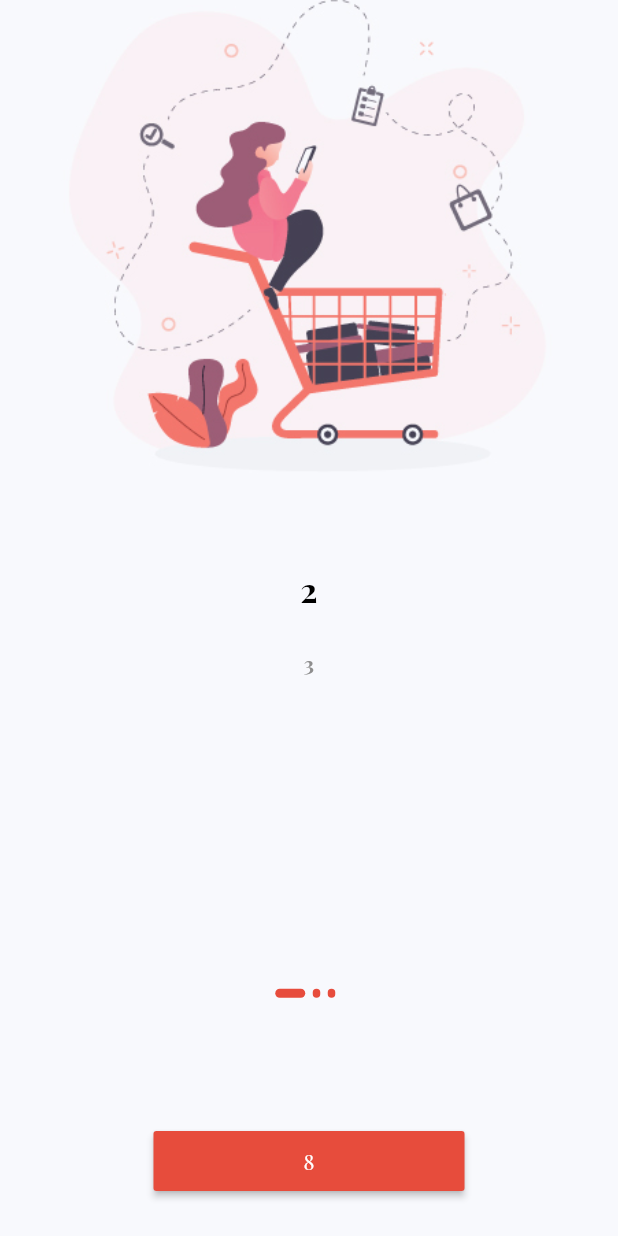
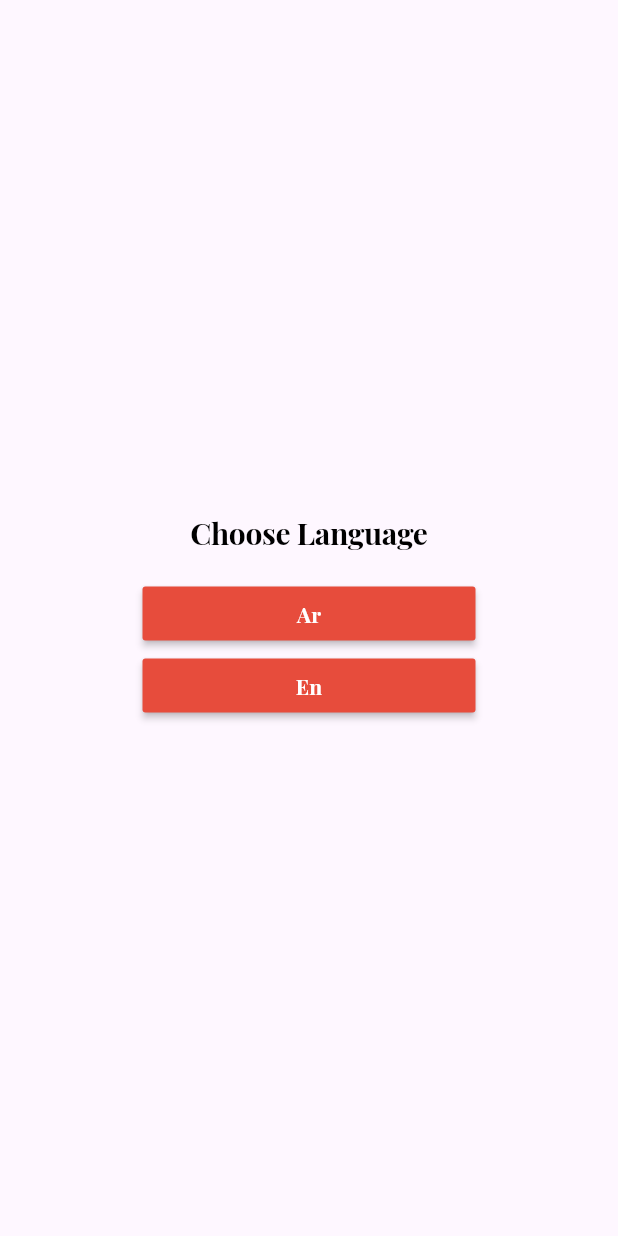
Before and after one commit to abdallh-alnems/ecommerc, a Flutter app: the screen it shows after launch, on a phone screen of 412 x 824 dp. Run offline on Flutter 3.47's test engine with Material 3 defaults, Android fonts, the phone set to English and light mode, and no system bars; our stand-ins replace get, get_storage; project files that could hold a hidden picture were left out.

Commit message:
language

```diff
--- a/lib/core/constant/routes/app_routes.dart
+++ b/lib/core/constant/routes/app_routes.dart
@@ -1,3 +1,5 @@
 class AppRoute {
   static const String login = "/login" ;
+    static const String onBoarding = "/onboarding";
+
 }
--- a/lib/core/constant/routes/routes.dart
+++ b/lib/core/constant/routes/routes.dart
@@ -1,7 +1,9 @@
 import 'package:flutter/material.dart';
 import '../../../view/screen/auth/login.dart';
+import '../../../view/screen/onboarding.dart';
 import 'app_routes.dart';
 
 Map<String, Widget Function(BuildContext)> routes = {
-  AppRoute.login : (context) => const Login()
+  AppRoute.login : (context) => const Login(),
+  AppRoute.onBoarding : (context) => const OnBoarding(),
 };
--- /dev/null
+++ b/lib/core/localization/changelocal.dart
@@ -0,0 +1,59 @@
+import 'package:flutter/material.dart';
+import 'package:get/get.dart';
+import '../services/services.dart';
+
+class LocaleController extends GetxController {
+  Locale? language;
+
+  MyServices myServices = Get.find();
+
+  // ThemeData appTheme = themeEnglish;
+
+  changeLang(String codeLang) {
+    Locale locale = Locale(codeLang);
+    myServices.getStorage.write("lang", codeLang);
+    // appTheme = codeLang == "ar" ? themeArabic : themeEnglish;
+    // Get.changeTheme(appTheme);
+    Get.updateLocale(locale);
+  }
+
+  // requestPerLocation() async {
+  //   bool serviceEnabled;
+  //   LocationPermission permission;
+  //   serviceEnabled = await Geolocator.isLocationServiceEnabled();
+  //   if (!serviceEnabled) {
+  //     return Get.snackbar("تنبيه", "الرجاء تشغيل خدمو تحديد الموقع");
+  //   }
+  //   permission = await Geolocator.checkPermission();
+  //   if (permission == LocationPermission.denied) {
+  //     permission = await Geolocator.requestPermission();
+  //     if (permission == LocationPermission.denied) {
+  //       return Get.snackbar("تنبيه", "الرجاء اعطاء صلاحية الموقع للتطبيق");
+  //     }
+  //   }
+
+  //   if (permission == LocationPermission.deniedForever) {
+  //     // Permissions are denied forever, handle appropriately.
+  //     return Get.snackbar("تنبيه", "لا يمكن استعمال التطبيق من دون اللوكيشين");
+  //   }
+  // }
+
+  @override
+  void onInit() {
+    // requestPermissionNotification() ;
+    // fcmconfig();
+    // requestPerLocation();
+    String? getStorageLang = myServices.getStorage.read('lang');
+    if (getStorageLang == "ar") {
+      language = const Locale("ar");
+      // appTheme = themeArabic;
+    } else if (getStorageLang == "en") {
+      language = const Locale("en");
+      // appTheme = themeEnglish;
+    } else {
+      language = Locale(Get.deviceLocale!.languageCode);
+      // appTheme = themeEnglish;
+    }
+    super.onInit();
+  }
+}
--- /dev/null
+++ b/lib/core/localization/translation.dart
@@ -0,0 +1,93 @@
+import 'package:get/get.dart';
+
+class MyTranslation extends Translations {
+  @override
+  Map<String, Map<String, String>> get keys => {
+        "ar": {
+          "1": "اختر اللغة",
+          "2": "اختر المنتجة",
+          "3": "نحن لدينا 100 الف منتج  , اختر \n  منتجك  من  متجرنا",
+          "4": "سهل وامن للشراء",
+          "5": "يمكنك الدفع كاش او \n من خلال بوابات الدفع الالكترونية",
+          "6": "تتبع طلبك",
+          "7": "يمكنك تتبع طلبك في كل مرحلة \n وايضا التتبع من خلال الخريطة",
+          "8": "متابعه",
+          "9": "تسجيل الدخول",
+          "10": "اهلا بك",
+          "11":
+              "يمكنك تسجيل الدخول من خلال البريد وكلمة المرور او من خلال وسائل التواصل الاجتماعي",
+          "12": "ادخل البريد الالكتروني",
+          "13": "ادخل كلمة المرور",
+          "14": "هل نسيت كلمة المرور",
+          "15": "تسجيل الدخول",
+          "16": "ليس لديك حساب ? ",
+          "17": "انشاء حساب",
+          "18": "البريد الالكتروني",
+          "19": "كلمة المرور",
+          "20": "اسم المستخدم",
+          "21": "رقم الهاتف",
+          "22": "ادخل رقم الهاتف",
+          "23": "ادخل اسم المستخدم",
+          "24":
+              "انشاء حساب من خلال البريد وكلمة المرور او من خلال وسائل التواصل الاجتماعي",
+          "25": " لديك حساب ? ",
+          "26": "تسجيل الدخول",
+          "27": "فحص البريد الالكتروني",
+          "28": "تم انشاء الحساب بنجاح",
+          "29": "الرجاء ادخال البريد لتلقي رمز التحقق",
+          "30": "فحص",
+          "31": "الذهاب لتسجيل الدخول",
+          "32": "نجاح",
+          "33": "حفظ",
+          "34": "الرجاء ادخال كلمة المرور الجديدة",
+          "35": "الكلمة الجديدة",
+          "36": "تم اعادة تعيين كلمة المرور بنجاح",
+          "37": "تهانينا",
+          "38": "تم التسجيل بنجاح"
+        },
+        "en": {
+          "1": "Choose Language",
+          "2": "Choose Product",
+          "3":
+              "We Have a 100k Product , Choose \n Your Product From  Our \n E-commerce Shop",
+          "4": "Easy And Safe Paymnet",
+          "5": "You can pay in cash \n or through payment gateways",
+          "6": "Track Your Order",
+          "7":
+              "The order can be tracked at every stage \n until it reaches you",
+          "8": "Continue",
+          "9": "Sign In",
+          "10": "Welcome Back",
+          "11":
+              "Sign In Your Email And Password Or  Continue With Social Media",
+          "12": "Enter Your Email",
+          "13": "Enter Your Password",
+          "14": "Forget Password",
+          "15": "Sign In",
+          "16": "Dont Have An Account ? ",
+          "17": "Sign Up",
+          "18": "Email",
+          "19": "Password",
+          "20": "Username",
+          "21": "Phone",
+          "22": "Enter Your Phone",
+          "23": "Enter Your Username",
+          "24":
+              "Sign Up With Your Email And Password OR Continue With Social Media",
+          "25": " have an account ? ",
+          "26": "SignIn",
+          "27": "Check Email",
+          "28": "Account successfully created",
+          "29": "please Enter Your Email Address To Recive A verification code",
+          "30": "check",
+          "31": "Go To Login",
+          "32": "Success",
+          "33": "save",
+          "34": "Please Enter new Password",
+          "35": "New Password",
+          "36": "Password has been reset successfully",
+          "37": "congratulations",
+          "38": "successfully registered"
+        }
+      };
+}
--- /dev/null
+++ b/lib/core/services/services.dart
@@ -0,0 +1,18 @@
+import 'package:get/get.dart';
+import 'package:get_storage/get_storage.dart';
+
+class MyServices extends GetxService {
+  late GetStorage getStorage;
+
+  Future<MyServices> init() async {
+    //  await Firebase.initializeApp();
+     await GetStorage.init();
+     getStorage = GetStorage();
+
+    return this;
+  }
+}
+
+initialServices() async {
+  await Get.putAsync(() => MyServices().init());
+}
--- a/lib/main.dart
+++ b/lib/main.dart
@@ -1,27 +1,35 @@
 import 'package:flutter/material.dart';
 import 'package:get/get.dart';
-
 import 'core/constant/color.dart';
 import 'core/constant/routes/routes.dart';
+import 'core/localization/changelocal.dart';
+import 'core/localization/translation.dart';
+import 'core/services/services.dart';
+import 'view/screen/language.dart';
 import 'view/screen/onboarding.dart';
 
-void main() {
+void main() async {
+  WidgetsFlutterBinding.ensureInitialized();
+  await initialServices();
   runApp(const MyApp());
 }
 
 class MyApp extends StatelessWidget {
   const MyApp({super.key});
 
-
   @override
   Widget build(BuildContext context) {
-    return  GetMaterialApp(
-        debugShowCheckedModeBanner: false,
+    LocaleController controller = Get.put(LocaleController());
+    return GetMaterialApp(
+      debugShowCheckedModeBanner: false,
       title: 'ecommerc',
-       theme: ThemeData(
+      theme: ThemeData(
         fontFamily: "PlayfairDisplay",
-        textTheme:  const TextTheme(
-            displayLarge: TextStyle(fontWeight: FontWeight.bold, fontSize: 20 , color: AppColor.black),
+        textTheme: const TextTheme(
+            displayLarge: TextStyle(
+                fontWeight: FontWeight.bold,
+                fontSize: 20,
+                color: AppColor.black),
             bodyLarge: TextStyle(
                 height: 2,
                 color: AppColor.grey,
@@ -29,7 +37,9 @@ class MyApp extends StatelessWidget {
                 fontSize: 17)),
         primarySwatch: Colors.blue,
       ),
-      home: OnBoarding(),
+      translations: MyTranslation(),
+      locale: controller.language,
+      home: Language(),
       routes: routes,
     );
   }
--- /dev/null
+++ b/lib/view/screen/language.dart
@@ -0,0 +1,36 @@
+
+import 'package:flutter/material.dart';
+import 'package:get/get.dart';
+import '../../core/constant/routes/app_routes.dart';
+import '../../core/localization/changelocal.dart';
+import '../widget/language/custombuttomlang.dart';
+
+class Language extends GetView<LocaleController> {
+  const Language({Key? key}) : super(key: key);
+
+  Widget build(BuildContext context) {
+    return Scaffold(
+      body: Container(
+          padding: const EdgeInsets.all(15),
+          child: Column(
+            mainAxisAlignment: MainAxisAlignment.center,
+            children: [
+              Text("1".tr, style: Theme.of(context).textTheme.displayLarge),
+              const SizedBox(height: 20),
+              CustomButtonLang(
+                  textbutton: "Ar",
+                  onPressed: () {
+                    controller.changeLang("ar");
+                    Get.toNamed(AppRoute.onBoarding) ;
+                  }),
+              CustomButtonLang(
+                  textbutton: "En",
+                  onPressed: () {
+                    controller.changeLang("en");
+                   Get.toNamed(AppRoute.onBoarding) ;
+                  }),
+            ],
+          )),
+    );
+  }
+}
--- /dev/null
+++ b/lib/view/widget/language/custombuttomlang.dart
@@ -0,0 +1,25 @@
+import 'package:flutter/material.dart';
+
+import '../../../core/constant/color.dart';
+
+class CustomButtonLang extends StatelessWidget {
+  final String textbutton;
+  final void Function()? onPressed;
+  const CustomButtonLang({Key? key, required this.textbutton, this.onPressed})
+      : super(key: key);
+
+  @override
+  Widget build(BuildContext context) {
+    return Container(
+      padding: const EdgeInsets.symmetric(horizontal: 80),
+      width: double.infinity,
+      child: MaterialButton(
+        color: AppColor.primaryColor,
+        textColor: Colors.white,
+        onPressed: onPressed,
+        child: Text(textbutton,
+            style: const TextStyle(fontWeight: FontWeight.bold)),
+      ),
+    );
+  }
+}
--- a/pubspec.yaml
+++ b/pubspec.yaml
@@ -30,9 +30,9 @@ environment:
 dependencies:
   flutter:
     sdk: flutter
+  get: ^4.6.6
+  get_storage: ^2.1.1
 
-# Ecosystem
-  get: ^4.6.6
 
 dev_dependencies:
   flutter_lints: ^3.0.1
@@ -74,6 +74,5 @@ flutter:
         - asset: assets/fonts/PlayfairDisplay/PlayfairDisplay-Regular.ttf
         - asset: assets/fonts/PlayfairDisplay/PlayfairDisplay-Bold.ttf
           weight: 700
-
   # For details regarding fonts from package dependencies,
   # see https://flutter.dev/custom-fonts/#from-packages
```
Also changed, not shown: pubspec.lock, 1 other file.
